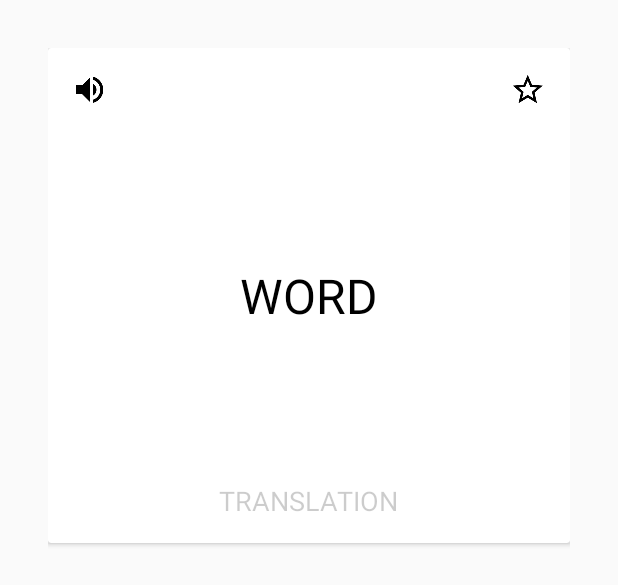
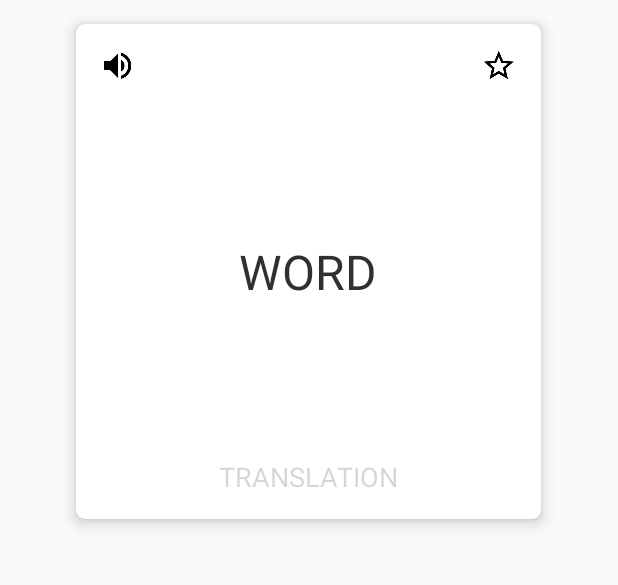
Before and after one commit to heyferh/englishcards, an Android app: the layout card_layout.xml on its own in the app's theme, with its tools: preview values and no code run, on a phone screen of 412 x 824 dp. Shown: the top 585 px of the screen. Run offline under Robolectric (Android 15) with nearby library versions, the phone set to English and light mode, and no system bars.

Commit message:
card elevation fixes, some color adjustments

```diff
--- a/app/src/main/res/layout/card_layout.xml
+++ b/app/src/main/res/layout/card_layout.xml
@@ -1,22 +1,23 @@
 <FrameLayout xmlns:android="http://schemas.android.com/apk/res/android"
+    xmlns:app="http://schemas.android.com/apk/res-auto"
     android:layout_width="match_parent"
-    android:layout_height="match_parent"
-    android:padding="32dp">
+    android:layout_height="match_parent">
 
     <android.support.v7.widget.CardView xmlns:android="http://schemas.android.com/apk/res/android"
-        xmlns:card_view="http://schemas.android.com/tools"
         android:id="@+id/frontCard"
-        android:layout_width="match_parent"
+        android:layout_width="310dp"
         android:layout_height="330dp"
         android:layout_gravity="center_horizontal|top"
-        card_view:cardBackgroundColor="#FFFFFF"
-        card_view:cardElevation="4dp"
-        card_view:cardCornerRadius="6dp">
+        app:cardBackgroundColor="#ffffff"
+        app:cardCornerRadius="6dp"
+        app:cardElevation="6dp"
+        android:layout_marginTop="16dp">
 
         <FrameLayout
             android:layout_width="match_parent"
             android:layout_height="match_parent"
-            android:padding="16dp">
+            android:padding="16dp"
+            android:layout_gravity="center_horizontal|bottom">
 
             <TextView
                 android:id="@+id/cardWord"
@@ -25,8 +26,8 @@
                 android:layout_gravity="center"
                 android:gravity="center"
                 android:text="WORD"
-                android:textColor="@android:color/black"
-                android:textSize="32dp" />
+                android:textColor="@color/background_material_dark"
+                android:textSize="32sp" />
 
             <TextView
                 android:id="@+id/cardTranslation"
@@ -36,8 +37,8 @@
                 android:alpha="0.2"
                 android:gravity="center"
                 android:text="TRANSLATION"
-                android:textColor="@android:color/black"
-                android:textSize="18dp" />
+                android:textColor="@color/background_material_dark"
+                android:textSize="18sp" />
 
 
             <CheckBox
--- a/app/src/main/res/layout/dictionaries_layout.xml
+++ b/app/src/main/res/layout/dictionaries_layout.xml
@@ -10,5 +10,5 @@
         android:id="@+id/dictList"
         android:layout_width="match_parent"
         android:layout_height="wrap_content"
-        android:textFilterEnabled="false"></ListView>
+        android:textFilterEnabled="false"/>
 </LinearLayout>
--- a/app/src/main/res/layout/statistics_activity.xml
+++ b/app/src/main/res/layout/statistics_activity.xml
@@ -14,10 +14,10 @@
         android:layout_below="@+id/toolbar">
 
         <android.support.v4.view.PagerTabStrip
-            style="@style/MyStyle"
             android:id="@+id/pagerTabStrip"
             android:layout_width="match_parent"
             android:layout_height="wrap_content"
-            android:layout_gravity="top" />
+            android:layout_gravity="top"
+            android:background="@color/material_drawer_primary" />
     </android.support.v4.view.ViewPager>
 </RelativeLayout>
```
Also changed, not shown: app/src/main/res/layout/no_cards_layout.xml (+13 -9 lines).
